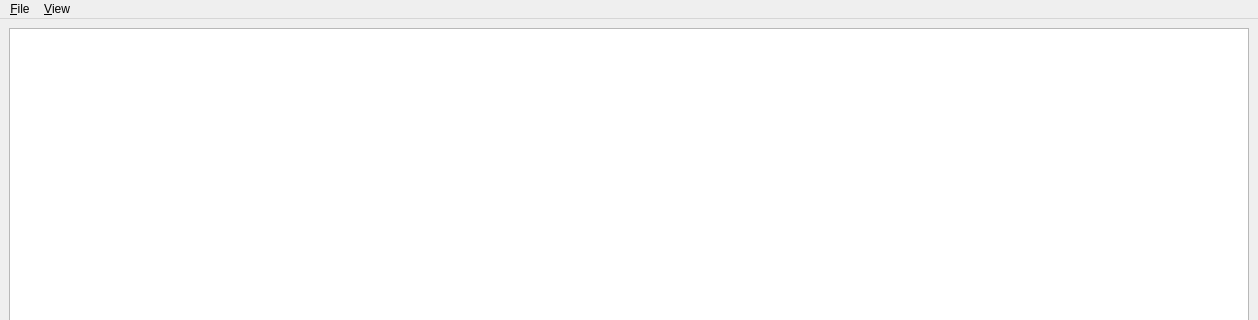
Above: BOMizator/BOMLinker.ui from dejfson/BOMizator before the change; both pictures show x 0 to 1258 and y 0 to 320 of the 1258 by 838 pixel window. Below: the same form after it.
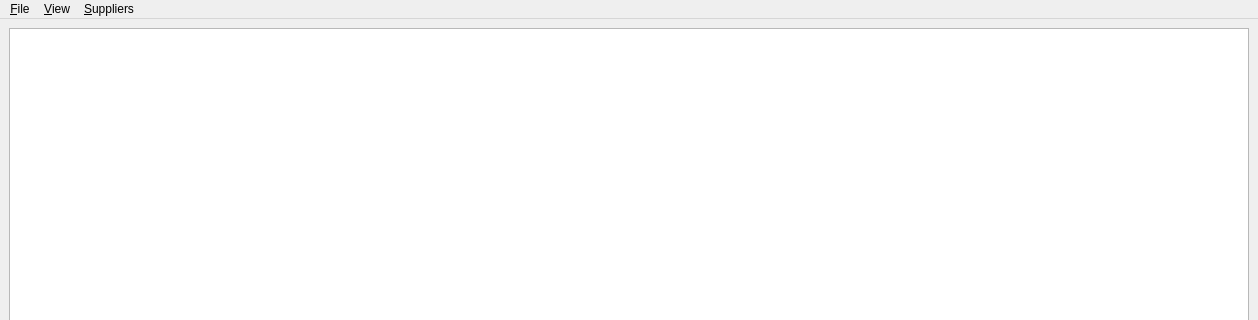
That is the form after the change. Custom widgets are drawn as their Qt base class.

Commit message: alpha plugins menu support

Diff of the .ui file:
```diff
--- a/BOMizator/BOMLinker.ui
+++ b/BOMizator/BOMLinker.ui
@@ -103,8 +103,14 @@
     <addaction name="separator"/>
     <addaction name="action_Quit"/>
    </widget>
+   <widget class="QMenu" name="menu_Suppliers">
+    <property name="title">
+     <string>&amp;Suppliers</string>
+    </property>
+   </widget>
    <addaction name="menu_File"/>
    <addaction name="menu_View"/>
+   <addaction name="menu_Suppliers"/>
   </widget>
   <widget class="QStatusBar" name="statusbar"/>
   <action name="action_Show_disabled_components">
```
The commit also changes 2 other files.
